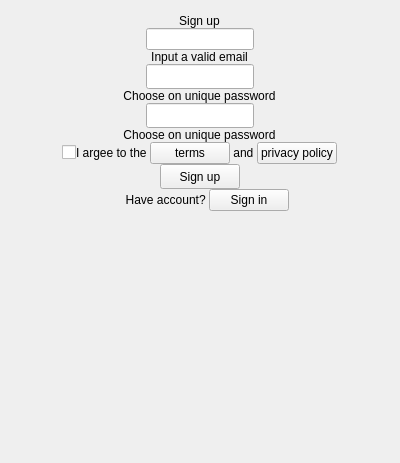
This is ui/desktop/SignUpScreen.ui in demlabs-cellframe/dap-ui-sdk as Qt 5 draws it before an edit. The edited form follows.
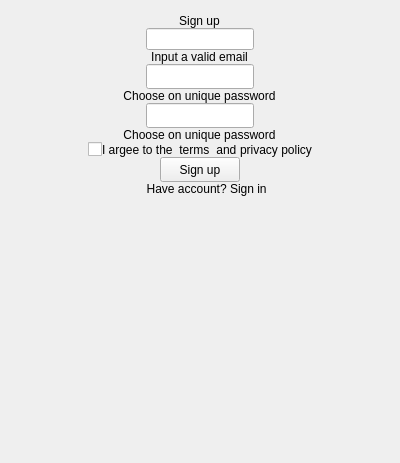
This is the edited form. Custom widgets are drawn as their Qt base class.

Commit message: [*] set new widget

The edit to the form file:
```diff
--- a/ui/desktop/SignUpScreen.ui
+++ b/ui/desktop/SignUpScreen.ui
@@ -229,15 +229,9 @@
        </widget>
       </item>
       <item>
-       <widget class="QPushButton" name="btnTerms">
-        <property name="sizePolicy">
-         <sizepolicy hsizetype="Minimum" vsizetype="Preferred">
-          <horstretch>0</horstretch>
-          <verstretch>0</verstretch>
-         </sizepolicy>
-        </property>
+       <widget class="ClickableLabel" name="lblTerms">
         <property name="text">
-         <string>terms</string>
+         <string> terms </string>
         </property>
        </widget>
       </item>
@@ -255,13 +249,7 @@
        </widget>
       </item>
       <item>
-       <widget class="QPushButton" name="btnPrivacyPolisy">
-        <property name="sizePolicy">
-         <sizepolicy hsizetype="Minimum" vsizetype="Preferred">
-          <horstretch>0</horstretch>
-          <verstretch>0</verstretch>
-         </sizepolicy>
-        </property>
+       <widget class="ClickableLabel" name="lblPrivacyPolisy">
         <property name="text">
          <string>privacy policy</string>
         </property>
@@ -364,13 +352,7 @@
        </widget>
       </item>
       <item>
-       <widget class="QPushButton" name="btnSignIn">
-        <property name="sizePolicy">
-         <sizepolicy hsizetype="Preferred" vsizetype="Preferred">
-          <horstretch>0</horstretch>
-          <verstretch>0</verstretch>
-         </sizepolicy>
-        </property>
+       <widget class="ClickableLabel" name="lblSignIn">
         <property name="text">
          <string>Sign in</string>
         </property>
@@ -424,6 +406,11 @@
    <extends>QLineEdit</extends>
    <header location="global">PasswordLineEdit.h</header>
   </customwidget>
+  <customwidget>
+   <class>ClickableLabel</class>
+   <extends>QLabel</extends>
+   <header location="global">ClickableLabel.h</header>
+  </customwidget>
  </customwidgets>
  <resources/>
  <connections/>
```
The commit also changes 7 other files.
